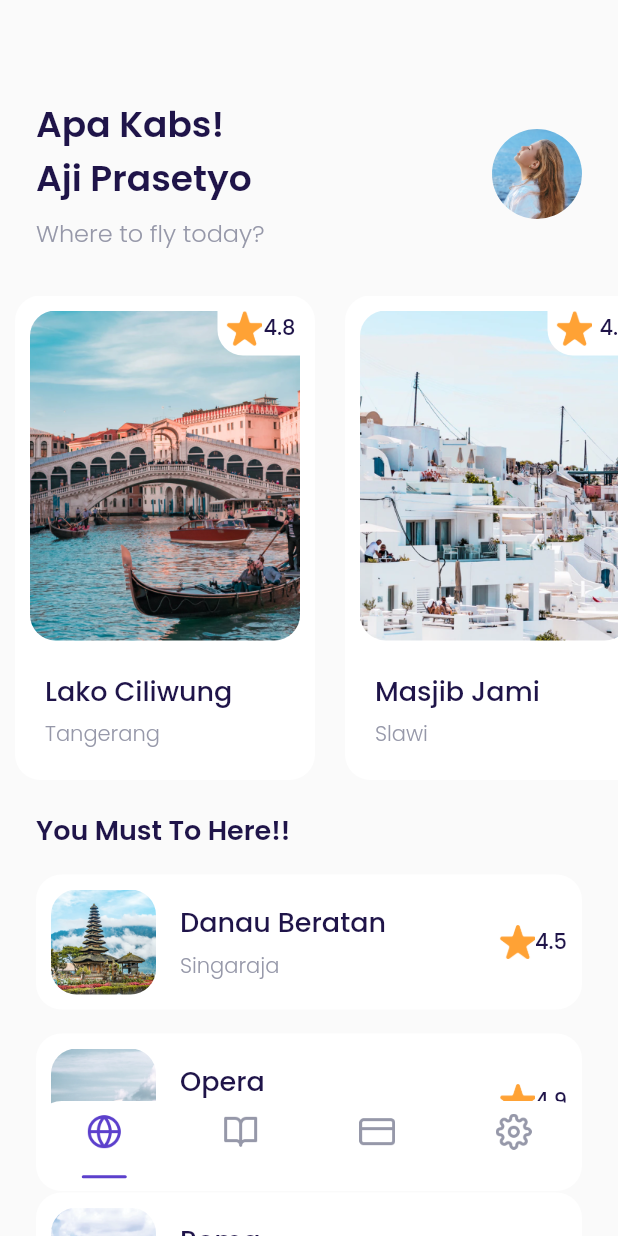
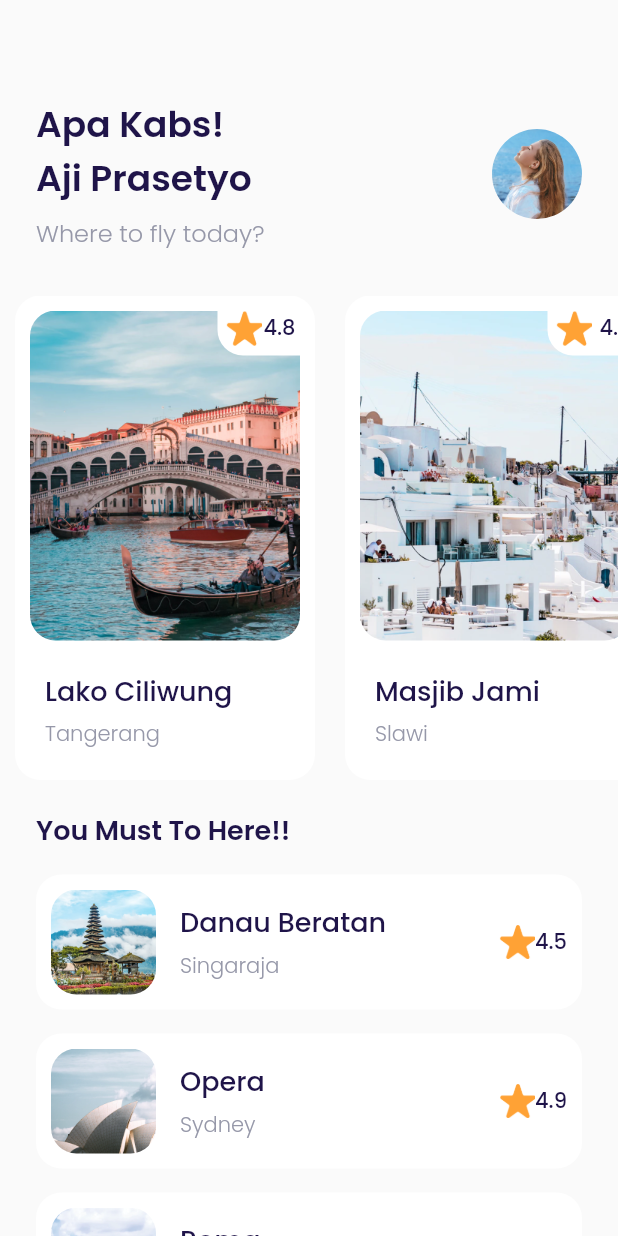
Before and after one commit to aprxty3/airplane_ticketing, a Flutter app: the HomePage screen opened directly, on a phone screen of 412 x 824 dp. Run offline on Flutter 3.47's test engine with Material 2 defaults, Android fonts, the phone set to English and light mode, and no system bars; our stand-ins replace google_fonts.

Commit message:
clear bottom nav and move to mainpage

```diff
--- a/lib/ui/pages/home.dart
+++ b/lib/ui/pages/home.dart
@@ -157,48 +157,11 @@ class HomePage extends StatelessWidget {
       );
     }
 
-    Widget bottomNav() {
-      return Align(
-        alignment: Alignment.bottomCenter,
-        child: Container(
-          // padding: const EdgeInsets.only(top: 18),
-          width: double.infinity,
-          height: 60,
-          margin: EdgeInsets.only(
-              bottom: 30, left: defaultMargin, right: defaultMargin),
-          decoration: BoxDecoration(
-            color: sWhiteColor,
-            borderRadius: BorderRadius.circular(defaultRadius),
-          ),
-          child: Row(
-            mainAxisAlignment: MainAxisAlignment.spaceAround,
-            children: const [
-              BottomNavIcon(
-                imageUrl: 'assets/icon_home.png',
-                isActive: true,
-              ),
-              BottomNavIcon(
-                  imageUrl: 'assets/icon_booking.png', isActive: false),
-              BottomNavIcon(
-                imageUrl: 'assets/icon_card.png',
-                isActive: false,
-              ),
-              BottomNavIcon(
-                imageUrl: 'assets/icon_settings.png',
-                isActive: false,
-              ),
-            ],
-          ),
-        ),
-      );
-    }
-
     return Scaffold(
       backgroundColor: kBgColor,
       body: Stack(
         children: [
           mainPage(),
-          bottomNav(),
         ],
       ),
     );
```
